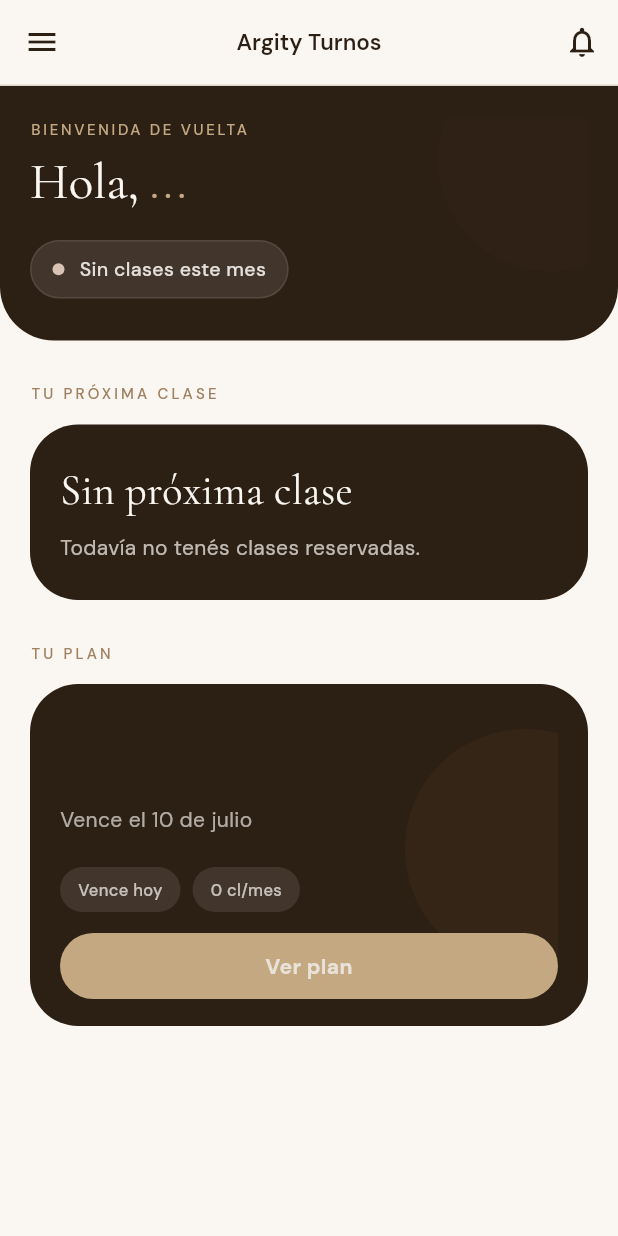
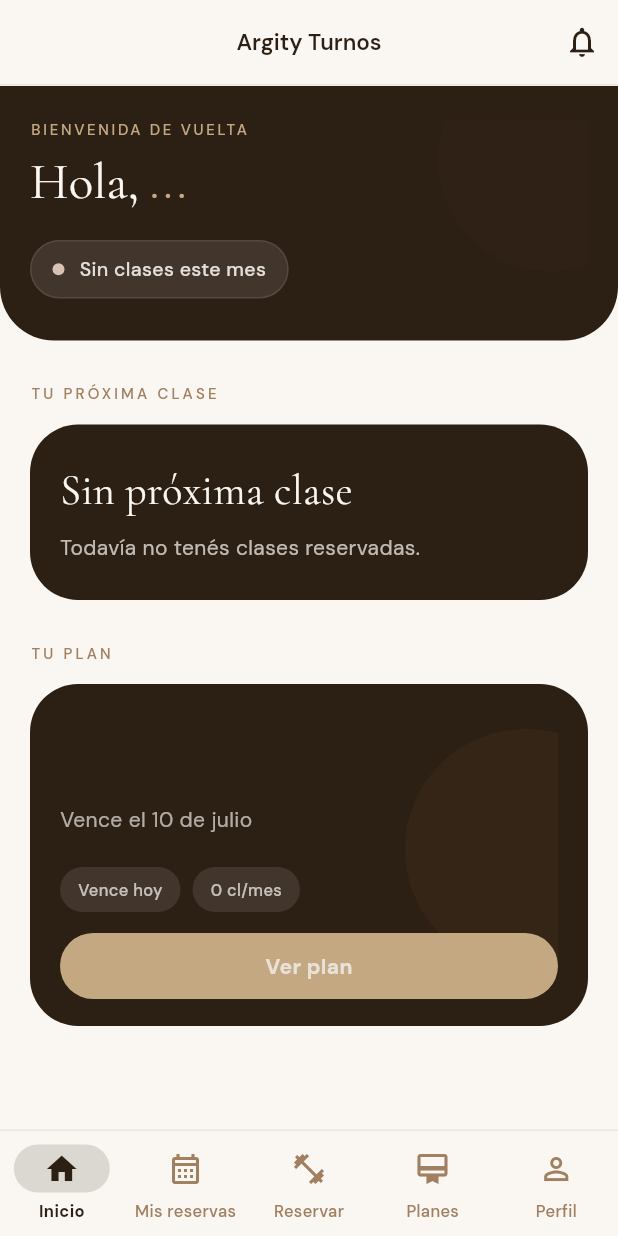
Before and after one commit to matifere/Kali-Studio-Client, a Flutter app: the screen it shows once a user with an empty profile is signed in, on a phone screen of 412 x 824 dp. Run offline on Flutter 3.47's test engine with Material 3 defaults, Android fonts, the phone set to English and light mode, and no system bars; our stand-ins replace firebase_core, firebase_messaging, flutter_dotenv, flutter_local_notifications, google_fonts, image_picker and 3 more; missing offline and left inert: dart:js_interop, pdfx; accounts and stored records are empty.

Commit message:
feat: cambio a bottomnavbar en android

```diff
--- a/lib/screens/main_shell.dart
+++ b/lib/screens/main_shell.dart
@@ -56,9 +56,11 @@
   }
 
   void _openNotifications() {
-    Navigator.of(context).push(
-      MaterialPageRoute(builder: (_) => const NotificationsScreen()),
-    ).then((_) => _loadUnreadCount());
+    Navigator.of(context)
+        .push(
+          MaterialPageRoute(builder: (_) => const NotificationsScreen()),
+        )
+        .then((_) => _loadUnreadCount());
   }
 
   Widget _bellIcon() {
@@ -157,7 +159,7 @@
     _NavItem(
         icon: Icons.fitness_center_outlined,
         activeIcon: Icons.fitness_center,
-        label: 'Reservar clases'),
+        label: 'Reservar'),
     _NavItem(
         icon: Icons.card_membership_outlined,
         activeIcon: Icons.card_membership,
@@ -198,21 +200,16 @@
 
     return Scaffold(
       backgroundColor: KaliColors.warmWhite,
-      drawer: _buildDrawer(),
       appBar: AppBar(
         backgroundColor: KaliColors.warmWhite,
         elevation: 0,
         scrolledUnderElevation: 0,
-        leading: Builder(
-          builder: (ctx) => IconButton(
-            icon: Icon(Icons.menu, color: KaliColors.espresso),
-            onPressed: () => Scaffold.of(ctx).openDrawer(),
-          ),
+        automaticallyImplyLeading: false,
+        title: Text(
+          'Argity Turnos',
+          style: KaliText.body(KaliColors.espresso,
+              size: 15, weight: FontWeight.w600),
         ),
-        title: Text(
-            'Argity Turnos',
-            style: KaliText.body(KaliColors.espresso, size: 15, weight: FontWeight.w600),
-          ),
         actions: [_bellIcon()],
         bottom: PreferredSize(
           preferredSize: const Size.fromHeight(1),
@@ -220,6 +217,14 @@
         ),
       ),
       body: _animatedBody(),
+      bottomNavigationBar: Container(
+        decoration: BoxDecoration(
+          border: Border(
+            top: BorderSide(color: KaliColors.sand2, width: 1),
+          ),
+        ),
+        child: _buildBottomNav(),
+      ),
     );
   }
 
@@ -321,7 +326,10 @@
     );
   }
 
-  Widget _buildSidebarItem({required int index, required _NavItem item, BuildContext? drawerContext}) {
+  Widget _buildSidebarItem(
+      {required int index,
+      required _NavItem item,
+      BuildContext? drawerContext}) {
     final isActive = index == _currentIndex;
 
     return Padding(
@@ -345,13 +353,12 @@
                 Icon(
                   isActive ? item.activeIcon : item.icon,
                   size: 18,
-                  color: isActive
-                      ? KaliColors.warmWhite
-                      : KaliColors.clayDark,
+                  color: isActive ? KaliColors.warmWhite : KaliColors.clayDark,
                 ),
                 const SizedBox(width: 12),
                 Text(
                   item.label,
+                  textAlign: TextAlign.center,
                   style: KaliText.body(
                     isActive ? KaliColors.warmWhite : KaliColors.clayDark,
                     size: 13,
@@ -366,22 +373,38 @@
     );
   }
 
-  Widget _buildDrawer() {
-    return Drawer(
-      backgroundColor: KaliColors.warmWhite,
-      child: Builder(
-        builder: (ctx) => SafeArea(
-          child: Column(
-            crossAxisAlignment: CrossAxisAlignment.start,
-            children: [
-              _buildSidebarLogo(),
-              const SizedBox(height: 12),
-              ..._navItems.asMap().entries.map(
-                    (e) => _buildSidebarItem(index: e.key, item: e.value, drawerContext: ctx),
-                  ),
-            ],
-          ),
-        ),
+  Widget _buildBottomNav() {
+    return NavigationBarTheme(
+      data: NavigationBarThemeData(
+        backgroundColor: KaliColors.warmWhite,
+        indicatorColor: KaliColors.espresso.withValues(alpha: 0.15),
+        labelTextStyle: WidgetStateProperty.resolveWith((states) {
+          if (states.contains(WidgetState.selected)) {
+            return KaliText.body(KaliColors.espresso,
+                size: 11, weight: FontWeight.w700);
+          }
+          return KaliText.body(KaliColors.clayDark,
+              size: 11, weight: FontWeight.w500);
+        }),
+        iconTheme: WidgetStateProperty.resolveWith((states) {
+          if (states.contains(WidgetState.selected)) {
+            return IconThemeData(color: KaliColors.espresso, size: 24);
+          }
+          return IconThemeData(color: KaliColors.clayDark, size: 24);
+        }),
+      ),
+      child: NavigationBar(
+        selectedIndex: _currentIndex,
+        onDestinationSelected: (index) => setState(() => _currentIndex = index),
+        elevation: 0,
+        height: 70, // un poco más alto para respirar
+        destinations: _navItems.map((item) {
+          return NavigationDestination(
+            icon: Icon(item.icon),
+            selectedIcon: Icon(item.activeIcon),
+            label: item.label,
+          );
+        }).toList(),
       ),
     );
   }
```
